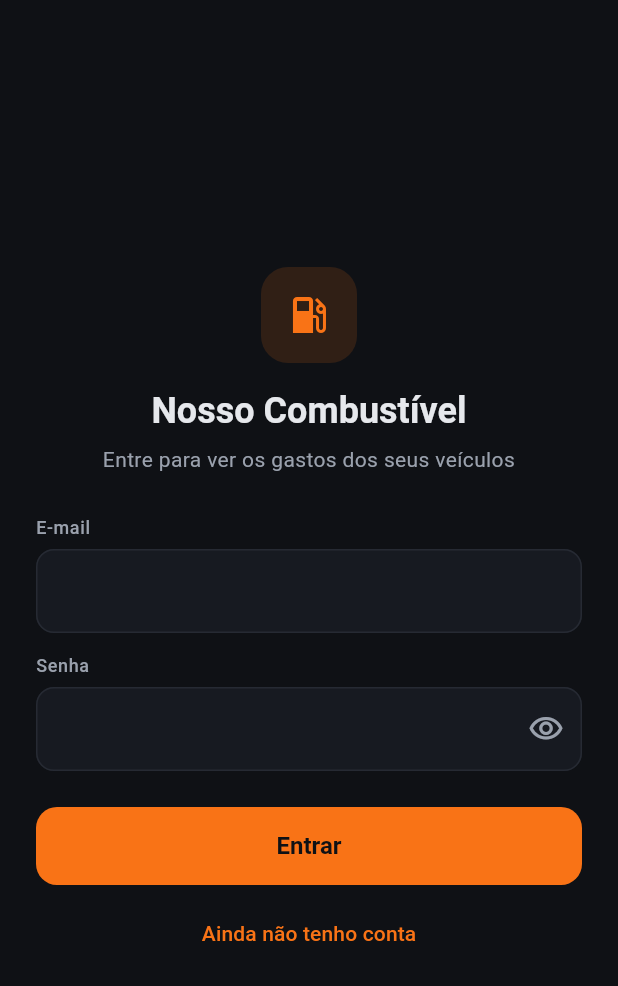
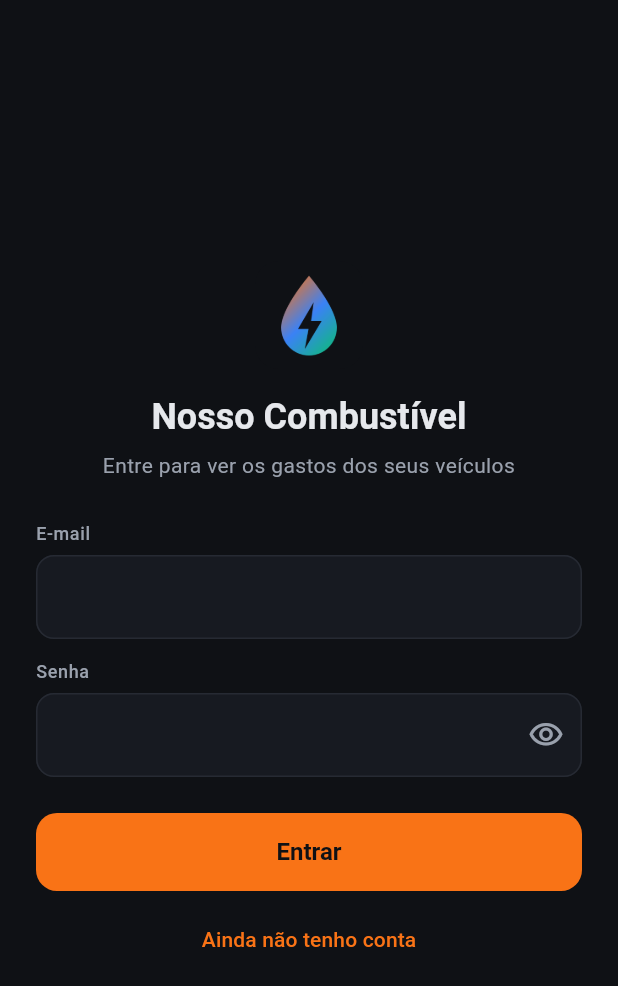
Before and after one commit to pedrocarvalho-13/nosso-combustivel, a Flutter app: the screen it shows after launch, on a phone screen of 412 x 824 dp. Shown: the top 986 px of the screen. Run offline on Flutter 3.47's test engine with Material 3 defaults, Android fonts, the phone set to English and light mode, and no system bars; our stand-ins replace dio, drift, drift_flutter, flutter_riverpod, flutter_secure_storage, go_router; accounts and stored records are empty; generated files the repository leaves out were written again.

Commit message:
feat: logo da gota com raio no ícone do app, favicon e tela de entrar
Co-Authored-By: Claude Opus 5.5 <noreply@anthropic.com>

```diff
--- a/app/lib/ui/conta/conta_view.dart
+++ b/app/lib/ui/conta/conta_view.dart
@@ -57,17 +57,7 @@ class _ContaViewState extends ConsumerState<ContaView> {
               shrinkWrap: true,
               padding: const EdgeInsets.all(24),
               children: [
-                Center(
-                  child: Container(
-                    width: 64,
-                    height: 64,
-                    decoration: BoxDecoration(
-                      color: esquema.primaryContainer,
-                      borderRadius: BorderRadius.circular(18),
-                    ),
-                    child: Icon(Icons.local_gas_station, color: esquema.primary, size: 32),
-                  ),
-                ),
+                Center(child: Image.asset('assets/logo.png', width: 72, height: 72, semanticLabel: 'Logo do Nosso Combustível')),
                 const SizedBox(height: 16),
                 Text(
                   'Nosso Combustível',
--- a/app/pubspec.yaml
+++ b/app/pubspec.yaml
@@ -62,6 +62,8 @@ dev_dependencies:
 
 # The following section is specific to Flutter packages.
 flutter:
+  assets:
+    - assets/logo.png
 
   # The following line ensures that the Material Icons font is
   # included with your application, so that you can use the icons in
```
Also changed, not shown: app/assets/logo.png (added), docs/marca/logo-horizontal.svg (added), docs/marca/logo-icone.svg (added), 5 other files.
